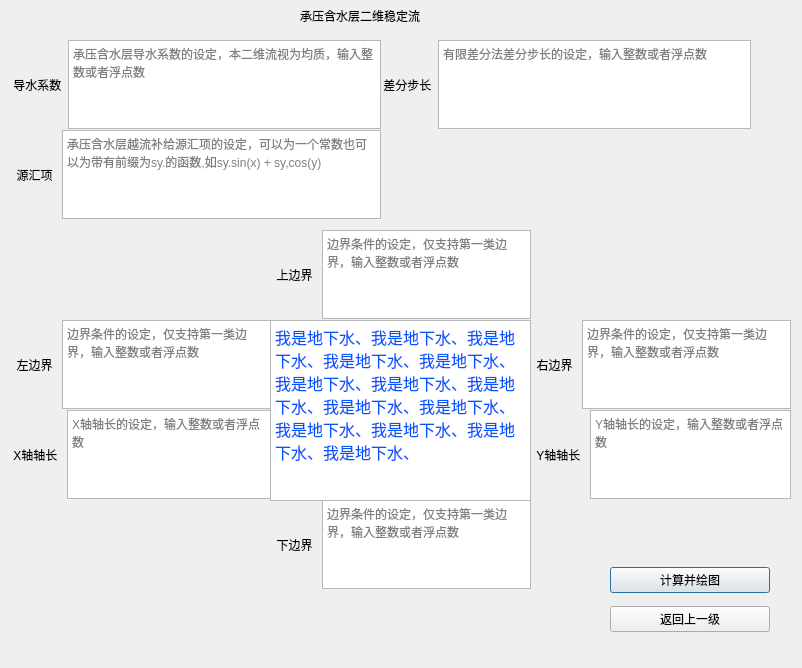
Old version of the form ui/tdcasf.ui in the repository Yulei-3005240023/FDM_groundwater.
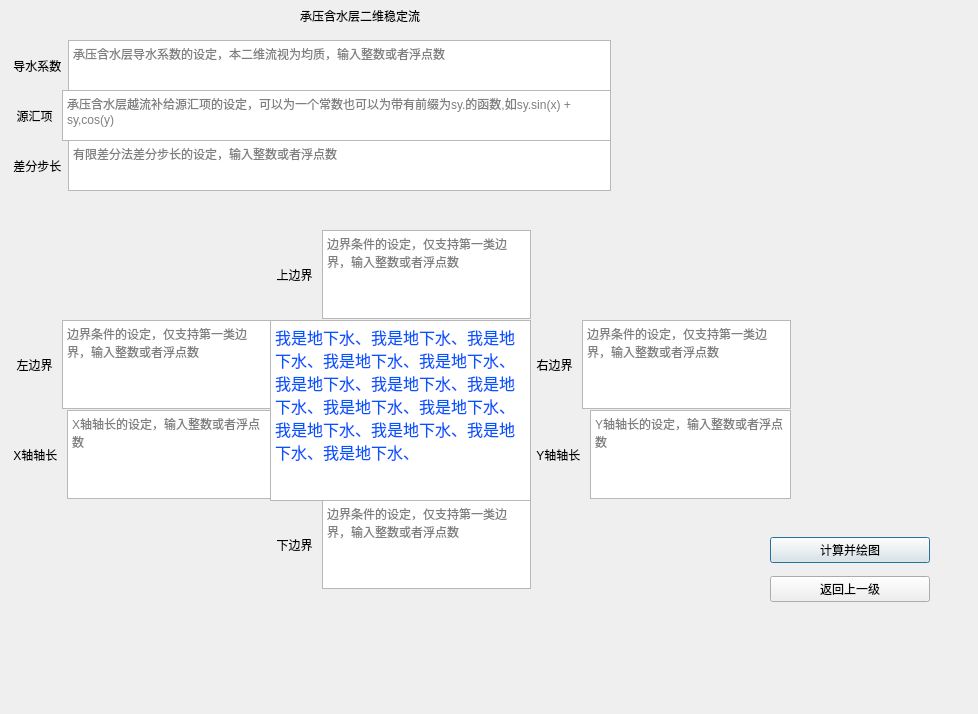
New version of the form.

The edit to the form file:
```diff
--- a/ui/tdcasf.ui
+++ b/ui/tdcasf.ui
@@ -9,8 +9,8 @@
    <rect>
     <x>0</x>
     <y>0</y>
-    <width>802</width>
-    <height>668</height>
+    <width>978</width>
+    <height>714</height>
    </rect>
   </property>
   <property name="windowTitle">
@@ -34,8 +34,8 @@
     <rect>
      <x>10</x>
      <y>40</y>
-     <width>371</width>
-     <height>89</height>
+     <width>601</width>
+     <height>51</height>
     </rect>
    </property>
    <layout class="QHBoxLayout" name="horizontalLayout">
@@ -59,9 +59,9 @@
    <property name="geometry">
     <rect>
      <x>10</x>
-     <y>130</y>
-     <width>371</width>
-     <height>89</height>
+     <y>90</y>
+     <width>601</width>
+     <height>51</height>
     </rect>
    </property>
    <layout class="QHBoxLayout" name="horizontalLayout_2">
@@ -84,8 +84,8 @@
   <widget class="QWidget" name="verticalLayoutWidget">
    <property name="geometry">
     <rect>
-     <x>610</x>
-     <y>560</y>
+     <x>770</x>
+     <y>530</y>
      <width>160</width>
      <height>80</height>
     </rect>
@@ -110,10 +110,10 @@
   <widget class="QWidget" name="horizontalLayoutWidget_5">
    <property name="geometry">
     <rect>
-     <x>380</x>
-     <y>40</y>
-     <width>371</width>
-     <height>89</height>
+     <x>10</x>
+     <y>140</y>
+     <width>601</width>
+     <height>51</height>
     </rect>
    </property>
    <layout class="QHBoxLayout" name="horizontalLayout_5">
```
